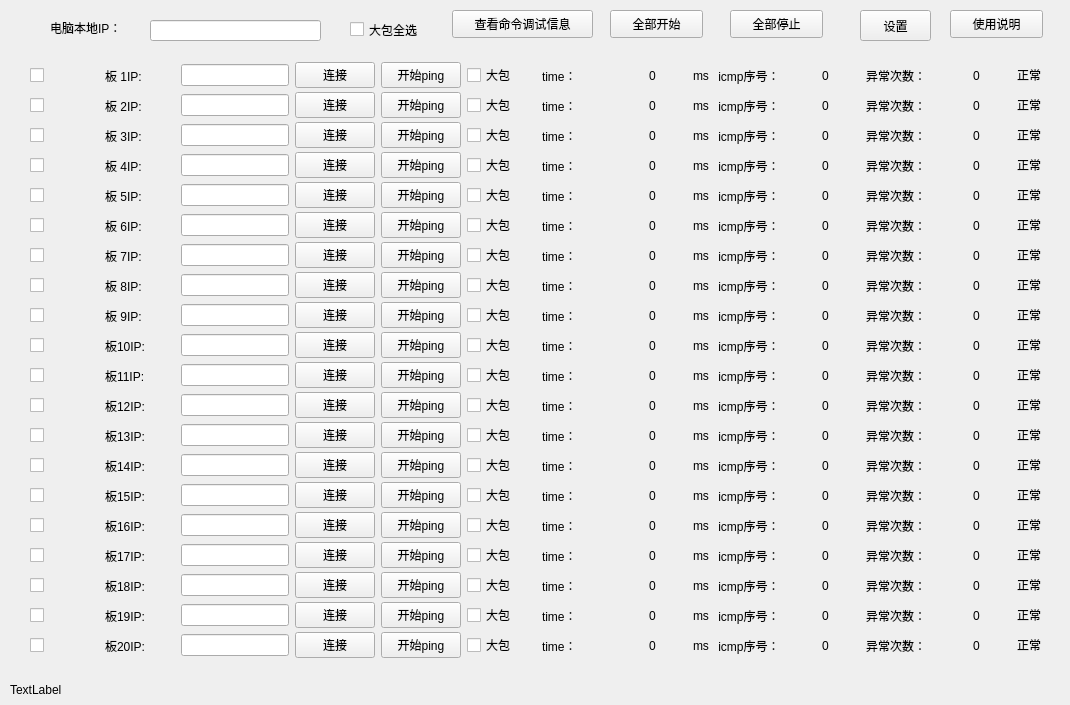
Before: the Qt Designer form QSshTest/QSshTest/sshtest.ui in zhaozhi0810/qt5.7-windows-ssh-ping-20-test, drawn with Qt 5.
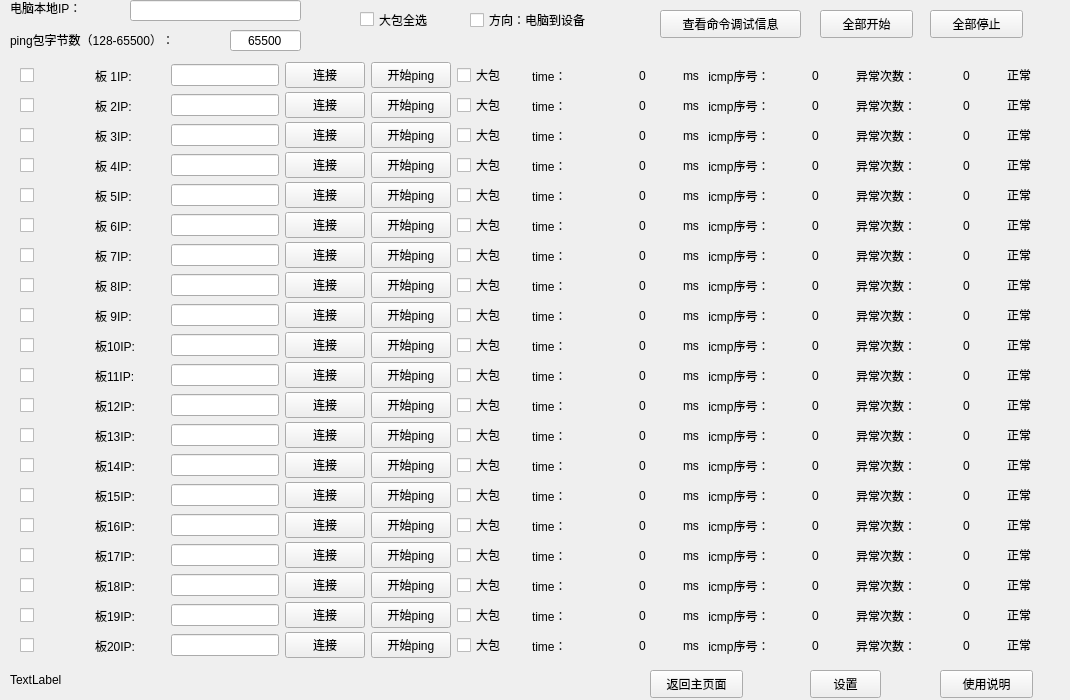
After: the same form once the commit is applied.

Commit message: 增加一个windows ping设备的功能

Diff of the .ui file:
```diff
--- a/QSshTest/QSshTest/sshtest.ui
+++ b/QSshTest/QSshTest/sshtest.ui
@@ -10,7 +10,7 @@
     <x>0</x>
     <y>0</y>
     <width>1070</width>
-    <height>705</height>
+    <height>700</height>
    </rect>
   </property>
   <property name="sizePolicy">
@@ -37,9 +37,9 @@
   <widget class="QStackedWidget" name="stackedWidget">
    <property name="geometry">
     <rect>
-     <x>10</x>
+     <x>0</x>
      <y>0</y>
-     <width>1051</width>
+     <width>1041</width>
      <height>671</height>
     </rect>
    </property>
@@ -2573,6 +2573,12 @@
       </item>
       <item>
        <widget class="QLabel" name="label_5">
+        <property name="sizePolicy">
+         <sizepolicy hsizetype="Preferred" vsizetype="Preferred">
+          <horstretch>0</horstretch>
+          <verstretch>0</verstretch>
+         </sizepolicy>
+        </property>
         <property name="text">
          <string>time：</string>
         </property>
@@ -2580,6 +2586,18 @@
       </item>
       <item>
        <widget class="QLabel" name="time_val_1">
+        <property name="sizePolicy">
+         <sizepolicy hsizetype="Preferred" vsizetype="Preferred">
+          <horstretch>0</horstretch>
+          <verstretch>0</verstretch>
+         </sizepolicy>
+        </property>
+        <property name="minimumSize">
+         <size>
+          <width>30</width>
+          <height>0</height>
+         </size>
+        </property>
         <property name="text">
          <string>0</string>
         </property>
@@ -2603,6 +2621,12 @@
       </item>
       <item>
        <widget class="QLabel" name="label_4">
+        <property name="sizePolicy">
+         <sizepolicy hsizetype="Preferred" vsizetype="Preferred">
+          <horstretch>0</horstretch>
+          <verstretch>0</verstretch>
+         </sizepolicy>
+        </property>
         <property name="text">
          <string> icmp序号：</string>
         </property>
@@ -2610,6 +2634,18 @@
       </item>
       <item>
        <widget class="QLabel" name="icmp_count_1">
+        <property name="sizePolicy">
+         <sizepolicy hsizetype="Preferred" vsizetype="Preferred">
+          <horstretch>0</horstretch>
+          <verstretch>0</verstretch>
+         </sizepolicy>
+        </property>
+        <property name="minimumSize">
+         <size>
+          <width>30</width>
+          <height>0</height>
+         </size>
+        </property>
         <property name="text">
          <string>0</string>
         </property>
@@ -2620,6 +2656,12 @@
       </item>
       <item>
        <widget class="QLabel" name="error_text">
+        <property name="sizePolicy">
+         <sizepolicy hsizetype="Preferred" vsizetype="Preferred">
+          <horstretch>0</horstretch>
+          <verstretch>0</verstretch>
+         </sizepolicy>
+        </property>
         <property name="text">
          <string>异常次数：</string>
         </property>
@@ -2627,6 +2669,18 @@
       </item>
       <item>
        <widget class="QLabel" name="error_count_1">
+        <property name="sizePolicy">
+         <sizepolicy hsizetype="Preferred" vsizetype="Preferred">
+          <horstretch>0</horstretch>
+          <verstretch>0</verstretch>
+         </sizepolicy>
+        </property>
+        <property name="minimumSize">
+         <size>
+          <width>30</width>
+          <height>0</height>
+         </size>
+        </property>
         <property name="text">
          <string>0</string>
         </property>
@@ -2790,8 +2844,8 @@
     <widget class="QCheckBox" name="checkBox">
      <property name="geometry">
       <rect>
-       <x>340</x>
-       <y>20</y>
+       <x>360</x>
+       <y>10</y>
        <width>91</width>
        <height>19</height>
       </rect>
@@ -2803,7 +2857,7 @@
     <widget class="QPushButton" name="pushButton">
      <property name="geometry">
       <rect>
-       <x>600</x>
+       <x>820</x>
        <y>10</y>
        <width>93</width>
        <height>28</height>
@@ -2816,8 +2870,8 @@
     <widget class="QLabel" name="label">
      <property name="geometry">
       <rect>
-       <x>40</x>
-       <y>20</y>
+       <x>10</x>
+       <y>0</y>
        <width>91</width>
        <height>16</height>
       </rect>
@@ -2829,7 +2883,7 @@
     <widget class="QPushButton" name="pushButton_2">
      <property name="geometry">
       <rect>
-       <x>720</x>
+       <x>930</x>
        <y>10</y>
        <width>93</width>
        <height>28</height>
@@ -2842,43 +2896,17 @@
     <widget class="QLineEdit" name="hostip_text">
      <property name="geometry">
       <rect>
-       <x>140</x>
-       <y>20</y>
+       <x>130</x>
+       <y>0</y>
        <width>171</width>
        <height>21</height>
       </rect>
      </property>
     </widget>
-    <widget class="QPushButton" name="pushButton_3">
-     <property name="geometry">
-      <rect>
-       <x>850</x>
-       <y>10</y>
-       <width>71</width>
-       <height>31</height>
-      </rect>
-     </property>
-     <property name="text">
-      <string>设置</string>
-     </property>
-    </widget>
-    <widget class="QPushButton" name="pushButton_4">
-     <property name="geometry">
-      <rect>
-       <x>940</x>
-       <y>10</y>
-       <width>93</width>
-       <height>28</height>
-      </rect>
-     </property>
-     <property name="text">
-      <string>使用说明</string>
-     </property>
-    </widget>
     <widget class="QPushButton" name="pushButton_11">
      <property name="geometry">
       <rect>
-       <x>442</x>
+       <x>660</x>
        <y>10</y>
        <width>141</width>
        <height>28</height>
@@ -2888,6 +2916,54 @@
       <string>查看命令调试信息</string>
      </property>
     </widget>
+    <widget class="QCheckBox" name="checkBox_direction">
+     <property name="geometry">
+      <rect>
+       <x>470</x>
+       <y>10</y>
+       <width>151</width>
+       <height>20</height>
+      </rect>
+     </property>
+     <property name="text">
+      <string>方向：电脑到设备</string>
+     </property>
+    </widget>
+    <widget class="QLabel" name="label_bigpack_info">
+     <property name="geometry">
+      <rect>
+       <x>10</x>
+       <y>30</y>
+       <width>211</width>
+       <height>20</height>
+      </rect>
+     </property>
+     <property name="text">
+      <string>ping包字节数（128-65500）：</string>
+     </property>
+    </widget>
+    <widget class="QLineEdit" name="lineEdit_bigpack_value">
+     <property name="geometry">
+      <rect>
+       <x>230</x>
+       <y>30</y>
+       <width>71</width>
+       <height>21</height>
+      </rect>
+     </property>
+     <property name="inputMethodHints">
+      <set>Qt::ImhDigitsOnly</set>
+     </property>
+     <property name="text">
+      <string>65500</string>
+     </property>
+     <property name="maxLength">
+      <number>5</number>
+     </property>
+     <property name="alignment">
+      <set>Qt::AlignCenter</set>
+     </property>
+    </widget>
    </widget>
    <widget class="QWidget" name="page_2">
     <widget class="QCheckBox" name="checkBox_ip_sync">
@@ -2903,19 +2979,6 @@
       <string>ip网段同步</string>
      </property>
     </widget>
-    <widget class="QPushButton" name="pushButton_6">
-     <property name="geometry">
-      <rect>
-       <x>890</x>
-       <y>70</y>
-       <width>93</width>
-       <height>28</height>
-      </rect>
-     </property>
-     <property name="text">
-      <string>返回主页面</string>
-     </property>
-    </widget>
     <widget class="QLabel" name="label_84">
      <property name="geometry">
       <rect>
@@ -3581,41 +3644,6 @@
       </rect>
      </property>
     </widget>
-    <widget class="QLineEdit" name="lineEdit_bigpack_value">
-     <property name="geometry">
-      <rect>
-       <x>290</x>
-       <y>440</y>
-       <width>121</width>
-       <height>21</height>
-      </rect>
-     </property>
-     <property name="inputMethodHints">
-      <set>Qt::ImhDigitsOnly</set>
-     </property>
-     <property name="text">
-      <string>128</string>
-     </property>
-     <property name="maxLength">
-      <number>5</number>
-     </property>
-     <property name="alignment">
-      <set>Qt::AlignCenter</set>
-     </property>
-    </widget>
-    <widget class="QLabel" name="label_bigpack_info">
-     <property name="geometry">
-      <rect>
-       <x>30</x>
-       <y>440</y>
-       <width>231</width>
-       <height>20</height>
-      </rect>
-     </property>
-     <property name="text">
-      <string>ping包字节数（128-65500）：</string>
-     </property>
-    </widget>
    </widget>
    <widget class="QWidget" name="page_3">
     <widget class="QLabel" name="label_82">
@@ -3944,7 +3972,7 @@
    <property name="geometry">
     <rect>
      <x>10</x>
-     <y>680</y>
+     <y>670</y>
      <width>481</width>
      <height>20</height>
     </rect>
@@ -3966,6 +3994,45 @@
     <string/>
    </property>
   </widget>
+  <widget class="QPushButton" name="pushButton_4">
+   <property name="geometry">
+    <rect>
+     <x>940</x>
+     <y>670</y>
+     <width>93</width>
+     <height>28</height>
+    </rect>
+   </property>
+   <property name="text">
+    <string>使用说明</string>
+   </property>
+  </widget>
+  <widget class="QPushButton" name="pushButton_3">
+   <property name="geometry">
+    <rect>
+     <x>810</x>
+     <y>670</y>
+     <width>71</width>
+     <height>28</height>
+    </rect>
+   </property>
+   <property name="text">
+    <string>设置</string>
+   </property>
+  </widget>
+  <widget class="QPushButton" name="pushButton_6">
+   <property name="geometry">
+    <rect>
+     <x>650</x>
+     <y>670</y>
+     <width>93</width>
+     <height>28</height>
+    </rect>
+   </property>
+   <property name="text">
+    <string>返回主页面</string>
+   </property>
+  </widget>
  </widget>
  <resources/>
  <connections/>
```
Left out of the diff: 54 changed lines with no effect on the pictures. The commit also changes 130 other files.
